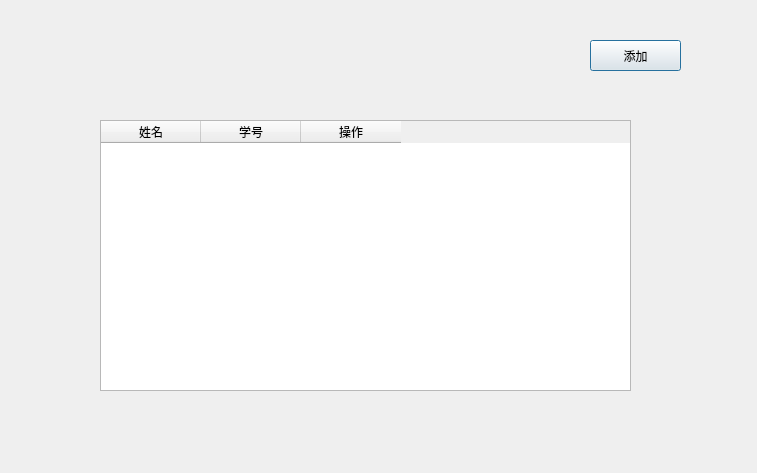
First picture: the form in userinfodialog.ui, repository ConstantineQAQ/Feiteng-Project, before the edit.
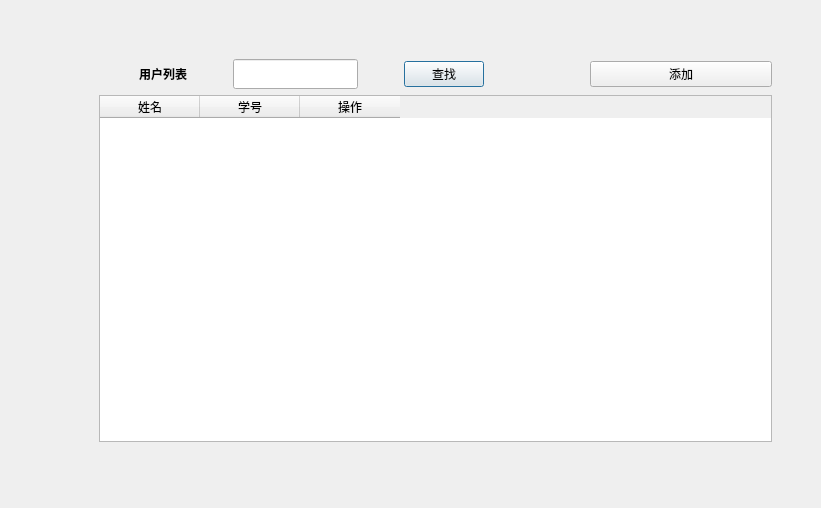
Second picture: the form after the edit.

Commit message: optimize the user interface

```diff
--- a/userinfodialog.ui
+++ b/userinfodialog.ui
@@ -6,50 +6,189 @@
    <rect>
     <x>0</x>
     <y>0</y>
-    <width>757</width>
-    <height>473</height>
+    <width>821</width>
+    <height>508</height>
    </rect>
   </property>
+  <property name="maximumSize">
+   <size>
+    <width>16777215</width>
+    <height>16777215</height>
+   </size>
+  </property>
   <property name="windowTitle">
    <string>Dialog</string>
   </property>
-  <widget class="QTableWidget" name="tableWidget">
+  <property name="styleSheet">
+   <string notr="true">#UserInfoDialog{
+background:qlineargradient(x1:0,y1:0,x2:1,y2:1,
+	stop: 0 #F1F2B5,
+	stop: 1 #B5F1E8);
+}</string>
+  </property>
+  <widget class="QFrame" name="frame">
    <property name="geometry">
     <rect>
-     <x>100</x>
-     <y>120</y>
-     <width>531</width>
-     <height>271</height>
+     <x>90</x>
+     <y>50</y>
+     <width>691</width>
+     <height>401</height>
     </rect>
    </property>
-   <column>
-    <property name="text">
-     <string>姓名</string>
-    </property>
-   </column>
-   <column>
-    <property name="text">
-     <string>学号</string>
-    </property>
-   </column>
-   <column>
-    <property name="text">
-     <string>操作</string>
-    </property>
-   </column>
-  </widget>
-  <widget class="QPushButton" name="add_PushButton">
-   <property name="geometry">
-    <rect>
-     <x>590</x>
-     <y>40</y>
-     <width>91</width>
-     <height>31</height>
-    </rect>
+   <property name="styleSheet">
+    <string notr="true">#frame{
+background:qlineargradient(x1:0,y1:0,x2:1,y2:1,
+	stop: 0 #F1F2B5,
+	stop: 1 #B5F1E8);
+border:none;
+}</string>
    </property>
-   <property name="text">
-    <string>添加</string>
+   <property name="frameShape">
+    <enum>QFrame::StyledPanel</enum>
    </property>
+   <property name="frameShadow">
+    <enum>QFrame::Raised</enum>
+   </property>
+   <layout class="QGridLayout" name="gridLayout">
+    <item row="0" column="0">
+     <layout class="QVBoxLayout" name="verticalLayout">
+      <item>
+       <layout class="QHBoxLayout" name="horizontalLayout_2">
+        <item>
+         <layout class="QHBoxLayout" name="horizontalLayout">
+          <item>
+           <spacer name="horizontalSpacer_3">
+            <property name="orientation">
+             <enum>Qt::Horizontal</enum>
+            </property>
+            <property name="sizeType">
+             <enum>QSizePolicy::Fixed</enum>
+            </property>
+            <property name="sizeHint" stdset="0">
+             <size>
+              <width>40</width>
+              <height>20</height>
+             </size>
+            </property>
+           </spacer>
+          </item>
+          <item>
+           <widget class="QLabel" name="label">
+            <property name="text">
+             <string>&lt;html&gt;&lt;head/&gt;&lt;body&gt;&lt;p align=&quot;center&quot;&gt;&lt;span style=&quot; font-weight:600;&quot;&gt;用户列表&lt;/span&gt;&lt;/p&gt;&lt;/body&gt;&lt;/html&gt;</string>
+            </property>
+           </widget>
+          </item>
+          <item>
+           <spacer name="horizontalSpacer">
+            <property name="orientation">
+             <enum>Qt::Horizontal</enum>
+            </property>
+            <property name="sizeType">
+             <enum>QSizePolicy::Fixed</enum>
+            </property>
+            <property name="sizeHint" stdset="0">
+             <size>
+              <width>40</width>
+              <height>20</height>
+             </size>
+            </property>
+           </spacer>
+          </item>
+          <item>
+           <widget class="QLineEdit" name="search_LineEdit">
+            <property name="sizePolicy">
+             <sizepolicy hsizetype="Fixed" vsizetype="Fixed">
+              <horstretch>0</horstretch>
+              <verstretch>0</verstretch>
+             </sizepolicy>
+            </property>
+            <property name="minimumSize">
+             <size>
+              <width>125</width>
+              <height>30</height>
+             </size>
+            </property>
+            <property name="maximumSize">
+             <size>
+              <width>125</width>
+              <height>30</height>
+             </size>
+            </property>
+           </widget>
+          </item>
+          <item>
+           <spacer name="horizontalSpacer_4">
+            <property name="orientation">
+             <enum>Qt::Horizontal</enum>
+            </property>
+            <property name="sizeType">
+             <enum>QSizePolicy::Fixed</enum>
+            </property>
+            <property name="sizeHint" stdset="0">
+             <size>
+              <width>40</width>
+              <height>20</height>
+             </size>
+            </property>
+           </spacer>
+          </item>
+          <item>
+           <widget class="QPushButton" name="search_PushButton">
+            <property name="text">
+             <string>查找</string>
+            </property>
+           </widget>
+          </item>
+         </layout>
+        </item>
+        <item>
+         <spacer name="horizontalSpacer_2">
+          <property name="orientation">
+           <enum>Qt::Horizontal</enum>
+          </property>
+          <property name="sizeType">
+           <enum>QSizePolicy::Fixed</enum>
+          </property>
+          <property name="sizeHint" stdset="0">
+           <size>
+            <width>100</width>
+            <height>20</height>
+           </size>
+          </property>
+         </spacer>
+        </item>
+        <item>
+         <widget class="QPushButton" name="add_PushButton">
+          <property name="text">
+           <string>添加</string>
+          </property>
+         </widget>
+        </item>
+       </layout>
+      </item>
+      <item>
+       <widget class="QTableWidget" name="tableWidget">
+        <column>
+         <property name="text">
+          <string>姓名</string>
+         </property>
+        </column>
+        <column>
+         <property name="text">
+          <string>学号</string>
+         </property>
+        </column>
+        <column>
+         <property name="text">
+          <string>操作</string>
+         </property>
+        </column>
+       </widget>
+      </item>
+     </layout>
+    </item>
+   </layout>
   </widget>
  </widget>
  <resources/>
```
The commit also changes 26 other files.
